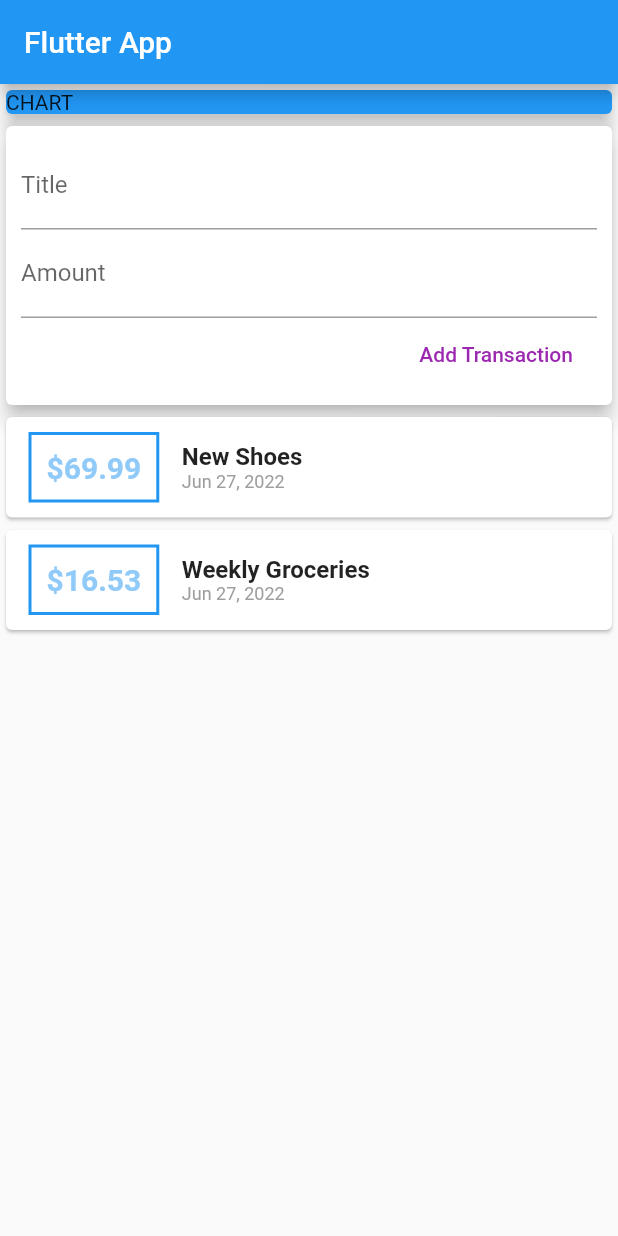
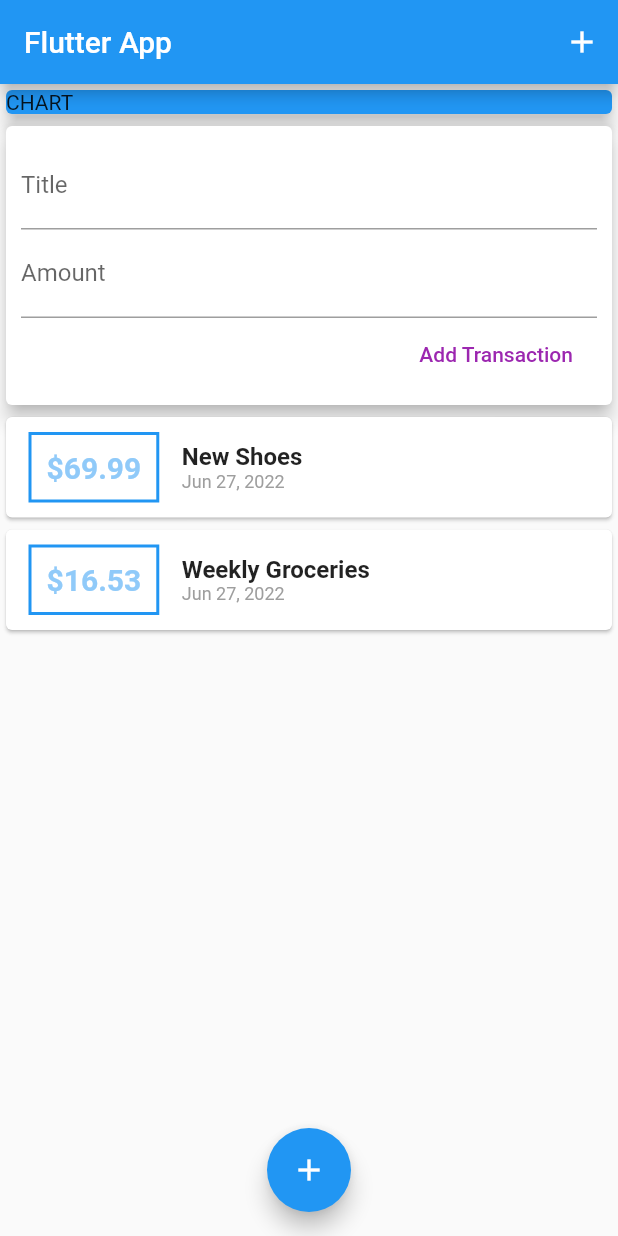
Before and after one commit to JPJFerreira/flutter_personal_expenses, a Flutter app: the screen it shows after launch, on a phone screen of 412 x 824 dp. Run offline on Flutter 3.47's test engine with Material 2 defaults, Android fonts, the phone set to English and light mode, and no system bars.

Commit message:
AppBar icon & FloatingButton

```diff
--- a/lib/main.dart
+++ b/lib/main.dart
@@ -28,6 +28,14 @@ class MyHomePage extends StatelessWidget {
     return Scaffold(
       appBar: AppBar(
         title: Text('Flutter App'),
+        actions: [
+          IconButton(
+            icon: Icon(Icons.add),
+            onPressed: () {
+              print('Add button clicked');
+            },
+          ),
+        ],
       ),
       body: SingleChildScrollView(
         child: Column(
@@ -45,6 +53,13 @@ class MyHomePage extends StatelessWidget {
               UserTransactions(),
             ]),
       ),
+      floatingActionButtonLocation: FloatingActionButtonLocation.centerFloat,
+      floatingActionButton: FloatingActionButton(
+        child: Icon(Icons.add),
+        onPressed: () {
+          print('Add button clicked');
+        },
+      ),
     );
   }
 }
```
